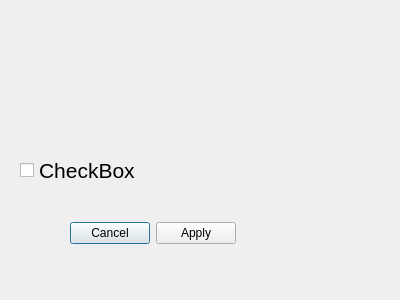
Qt form admin.ui (fsiwi-hka/coffeesale) before a commit.
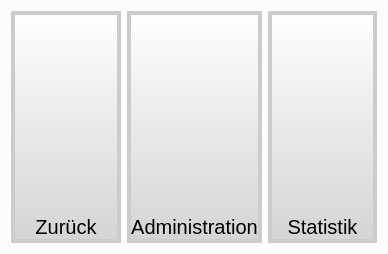
The same form after that commit.

Commit message: Adds admin window, some interaction timeout fixes

```diff
--- a/admin.ui
+++ b/admin.ui
@@ -6,50 +6,77 @@
    <rect>
     <x>0</x>
     <y>0</y>
-    <width>400</width>
-    <height>300</height>
+    <width>388</width>
+    <height>254</height>
    </rect>
   </property>
   <property name="windowTitle">
    <string>Dialog</string>
   </property>
-  <widget class="QCheckBox" name="checkBox">
-   <property name="geometry">
-    <rect>
-     <x>20</x>
-     <y>150</y>
-     <width>141</width>
-     <height>41</height>
-    </rect>
-   </property>
-   <property name="font">
-    <font>
-     <pointsize>16</pointsize>
-    </font>
-   </property>
-   <property name="text">
-    <string>CheckBox</string>
-   </property>
-   <property name="iconSize">
-    <size>
-     <width>20</width>
-     <height>20</height>
-    </size>
-   </property>
-  </widget>
-  <widget class="QDialogButtonBox" name="buttonBox">
-   <property name="geometry">
-    <rect>
-     <x>60</x>
-     <y>220</y>
-     <width>176</width>
-     <height>27</height>
-    </rect>
-   </property>
-   <property name="standardButtons">
-    <set>QDialogButtonBox::Apply|QDialogButtonBox::Cancel</set>
-   </property>
-  </widget>
+  <property name="styleSheet">
+   <string notr="true">QDialog {
+	background-color: #FCFCFC;
+}
+
+QPushButton, QToolButton {
+	border: 4px solid #CCC;
+	border-radius: 0.5em;
+	background-color: qlineargradient(spread:pad, x1:0, y1:0, x2:0, y2:1, stop:0 rgba(255, 255, 255, 255), stop:1 rgba(212, 212, 212, 255));
+	text-align: bottom center;
+	padding: 0.3em;
+    font-size: 20px;
+}
+
+QPushButton:on, QToolButton:on {
+	border-color: #85c441;
+	background-color: qlineargradient(spread:pad, x1:0, y1:1, x2:0, y2:0, stop:0 rgba(255, 255, 255, 255), stop:1 rgba(212, 212, 212, 255));
+}</string>
+  </property>
+  <layout class="QVBoxLayout" name="verticalLayout">
+   <item>
+    <layout class="QHBoxLayout" name="horizontalLayout">
+     <item>
+      <widget class="QPushButton" name="backButton">
+       <property name="sizePolicy">
+        <sizepolicy hsizetype="Minimum" vsizetype="Preferred">
+         <horstretch>0</horstretch>
+         <verstretch>0</verstretch>
+        </sizepolicy>
+       </property>
+       <property name="text">
+        <string>Zurück</string>
+       </property>
+      </widget>
+     </item>
+     <item>
+      <widget class="QPushButton" name="itemAdminButton">
+       <property name="sizePolicy">
+        <sizepolicy hsizetype="Minimum" vsizetype="Preferred">
+         <horstretch>0</horstretch>
+         <verstretch>0</verstretch>
+        </sizepolicy>
+       </property>
+       <property name="text">
+        <string>Administration</string>
+       </property>
+      </widget>
+     </item>
+     <item>
+      <widget class="QPushButton" name="statisticsButton">
+       <property name="sizePolicy">
+        <sizepolicy hsizetype="Minimum" vsizetype="Preferred">
+         <horstretch>0</horstretch>
+         <verstretch>0</verstretch>
+        </sizepolicy>
+       </property>
+       <property name="text">
+        <string>Statistik</string>
+       </property>
+      </widget>
+     </item>
+    </layout>
+   </item>
+  </layout>
  </widget>
  <resources/>
  <connections/>
```
Left out of the diff: 4 changed lines with no effect on the pictures. The commit also changes 4 other files.
